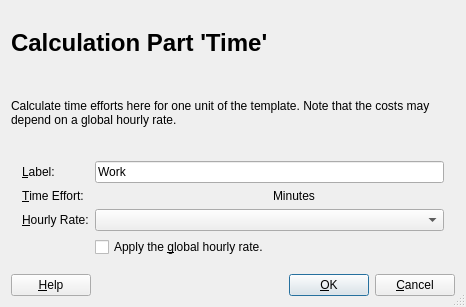
dragotin/kraft, file src/zeitpartui.ui: the form before one commit.
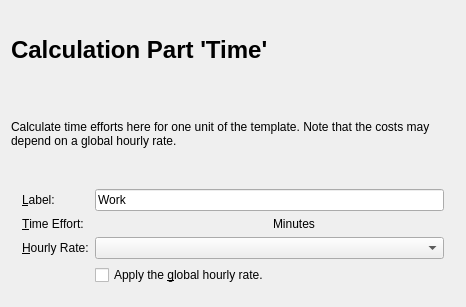
The form after the commit. Custom widgets are drawn as their Qt base class.

Commit message: -More porting of :flosttempldialog and the dialogs belonging to it -Fixed query bug

What changed in the file:
```diff
--- a/src/zeitpartui.ui
+++ b/src/zeitpartui.ui
@@ -1,7 +1,7 @@
 <?xml version="1.0" encoding="UTF-8"?>
 <ui version="4.0">
  <class>calcdetailTime</class>
- <widget class="QDialog" name="calcdetailTime">
+ <widget class="QWidget" name="calcdetailTime">
   <property name="geometry">
    <rect>
     <x>0</x>
@@ -13,9 +13,6 @@
   <property name="windowTitle">
    <string>Kalkulationsanteil Zeit</string>
   </property>
-  <property name="sizeGripEnabled">
-   <bool>true</bool>
-  </property>
   <layout class="QGridLayout">
    <item row="0" column="0">
     <spacer name="spacer3">
@@ -59,7 +56,7 @@
       </widget>
      </item>
      <item>
-      <widget class="Q3Frame" name="frame3" native="true">
+      <widget class="Q3Frame" name="frame3">
        <layout class="QGridLayout">
         <item row="0" column="0">
          <layout class="QGridLayout">
@@ -151,74 +148,6 @@
        </layout>
       </widget>
      </item>
-     <item>
-      <layout class="QHBoxLayout">
-       <property name="spacing">
-        <number>6</number>
-       </property>
-       <property name="margin">
-        <number>0</number>
-       </property>
-       <item>
-        <widget class="QPushButton" name="buttonHelp">
-         <property name="text">
-          <string>&amp;Help</string>
-         </property>
-         <property name="shortcut">
-          <string>F1</string>
-         </property>
-         <property name="autoDefault">
-          <bool>true</bool>
-         </property>
-        </widget>
-       </item>
-       <item>
-        <spacer name="Horizontal Spacing2">
-         <property name="orientation">
-          <enum>Qt::Horizontal</enum>
-         </property>
-         <property name="sizeType">
-          <enum>QSizePolicy::Expanding</enum>
-         </property>
-         <property name="sizeHint" stdset="0">
-          <size>
-           <width>20</width>
-           <height>20</height>
-          </size>
-         </property>
-        </spacer>
-       </item>
-       <item>
-        <widget class="QPushButton" name="buttonOk">
-         <property name="text">
-          <string>&amp;OK</string>
-         </property>
-         <property name="shortcut">
-          <string/>
-         </property>
-         <property name="autoDefault">
-          <bool>true</bool>
-         </property>
-         <property name="default">
-          <bool>true</bool>
-         </property>
-        </widget>
-       </item>
-       <item>
-        <widget class="QPushButton" name="buttonCancel">
-         <property name="text">
-          <string>&amp;Cancel</string>
-         </property>
-         <property name="shortcut">
-          <string/>
-         </property>
-         <property name="autoDefault">
-          <bool>true</bool>
-         </property>
-        </widget>
-       </item>
-      </layout>
-     </item>
     </layout>
    </item>
   </layout>
@@ -226,6 +155,12 @@
  <layoutdefault spacing="6" margin="11"/>
  <pixmapfunction>qPixmapFromMimeSource</pixmapfunction>
  <customwidgets>
+  <customwidget>
+   <class>Q3Frame</class>
+   <extends>QFrame</extends>
+   <header>Qt3Support/Q3Frame</header>
+   <container>1</container>
+  </customwidget>
   <customwidget>
    <class>KLineEdit</class>
    <extends>QLineEdit</extends>
@@ -236,11 +171,6 @@
    <extends>QWidget</extends>
    <header>knuminput.h</header>
   </customwidget>
-  <customwidget>
-   <class>Q3Frame</class>
-   <extends>QWidget</extends>
-   <header>q3frame.h</header>
-  </customwidget>
  </customwidgets>
  <tabstops>
   <tabstop>m_nameEdit</tabstop>
```
Left out of the diff: 38 changed lines with no effect on the pictures. The commit also changes 15 other files.
